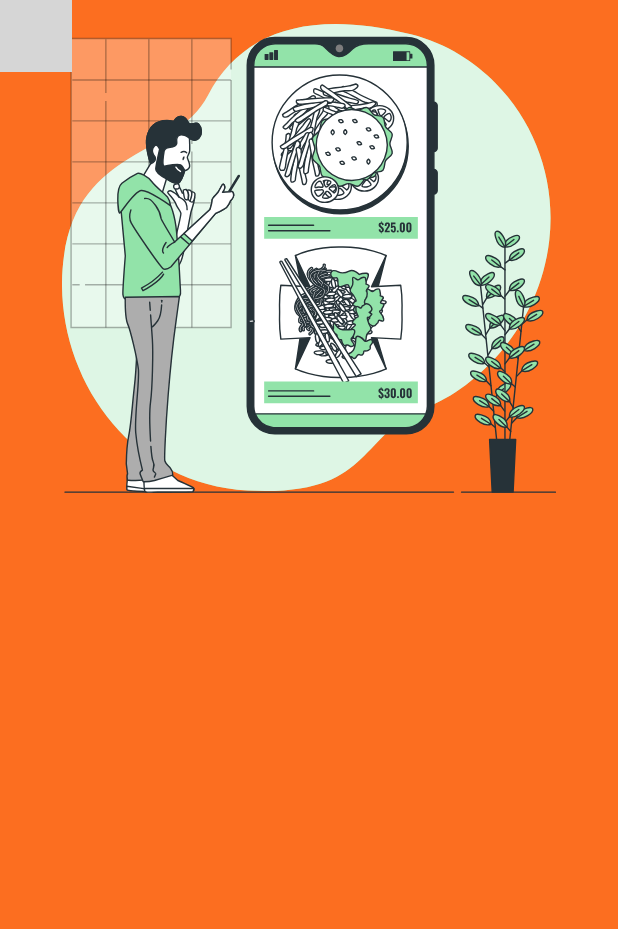
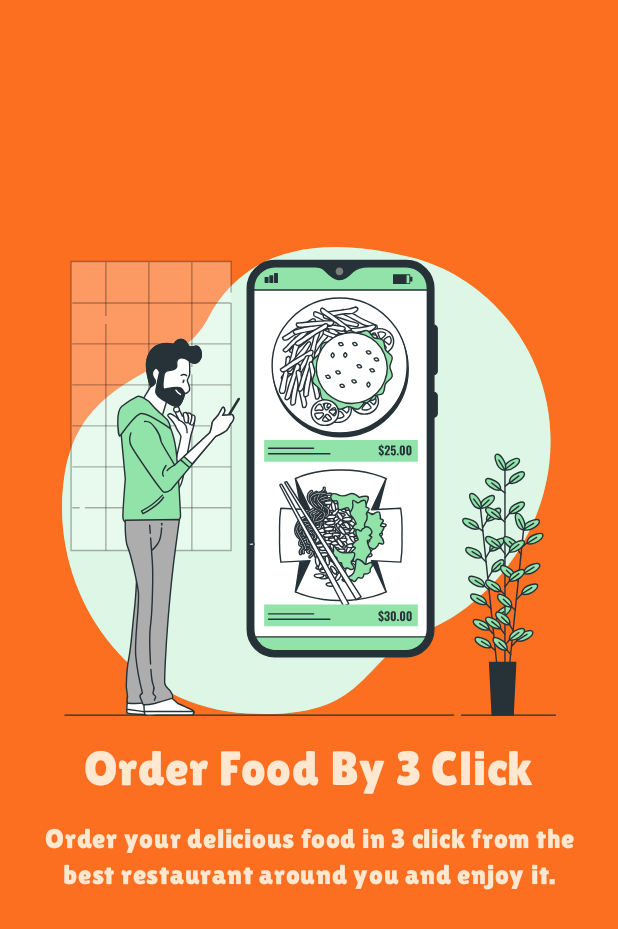
Before and after one commit to arad-sheybak/goodfood, an Android app built with Jetpack Compose: the screen it shows after launch (MainActivity), on a phone screen of 412 x 824 dp. Shown: the top 929 px of the screen. Run offline under Robolectric (Android 15) with nearby library versions, the phone set to English and light mode, and no system bars; our stand-ins replace constraintlayout-compose; grey boxes are pictures that could not be loaded.

Commit message:
fix: onboarding one completed

```diff
--- a/app/src/main/java/com/aradsheybak/goodfood/screens/onboardings/onboardingOne/OnboardingOne.kt
+++ b/app/src/main/java/com/aradsheybak/goodfood/screens/onboardings/onboardingOne/OnboardingOne.kt
@@ -4,53 +4,85 @@ import androidx.compose.foundation.Image
 import androidx.compose.foundation.background
 import androidx.compose.foundation.layout.fillMaxSize
 import androidx.compose.foundation.layout.fillMaxWidth
-import androidx.compose.foundation.layout.size
-import androidx.compose.foundation.layout.width
 import androidx.compose.material3.Text
 import androidx.compose.runtime.Composable
 import androidx.compose.ui.Modifier
 import androidx.compose.ui.res.painterResource
 import androidx.compose.ui.res.stringResource
+import androidx.compose.ui.text.font.FontWeight
+import androidx.compose.ui.text.style.TextAlign
 import androidx.compose.ui.tooling.preview.Preview
 import androidx.compose.ui.unit.dp
+import androidx.compose.ui.unit.sp
 import androidx.constraintlayout.compose.ConstraintLayout
 import com.aradsheybak.goodfood.R
+import com.aradsheybak.goodfood.ui.theme.cream
+import com.aradsheybak.goodfood.ui.theme.lilita
 import com.aradsheybak.goodfood.ui.theme.orange
-import com.aradsheybak.goodfood.ui.theme.semiBlack
 
 @Composable
 fun OnboardingPage1(
     onNext: () -> Unit,
     onBack: () -> Unit,
     onFinish: () -> Unit
-){
+) {
     onboardingOneContent()
 
 }
 
 @Composable
-private fun onboardingOneContent(){
-    ConstraintLayout(modifier = Modifier
-        .fillMaxSize()
-        .background(color = orange)){
-        val (img,title,description) = createRefs()
+private fun onboardingOneContent() {
+    ConstraintLayout(
+        modifier = Modifier
+            .fillMaxSize()
+            .background(color = orange)
+    ) {
+        val (img, title, description) = createRefs()
+        val guideline = createGuidelineFromTop(0.2f)
+
         Image(
             painter = painterResource(R.drawable.img_onboarding_one),
             contentDescription = null,
             modifier = Modifier
                 .fillMaxWidth(0.8F)
-                .constrainAs(img){
-                    top.linkTo(parent.top, margin = 16.dp)
+                .constrainAs(img) {
+                    top.linkTo(guideline)
                     start.linkTo(parent.start)
                     end.linkTo(parent.end)
                 }
         )
 
-        Text(text= stringResource(R.string.title_onboarding_one))
+        Text(
+            text = stringResource(R.string.title_onboarding_one),
+            color = cream,
+            fontSize = 32.sp,
+            fontWeight = FontWeight.W900,
+            fontFamily = lilita,
+            modifier = Modifier.constrainAs(title) {
+                top.linkTo(img.bottom, margin = 16.dp)
+                start.linkTo(parent.start)
+                end.linkTo(parent.end)
+            }
+        )
+
+        Text(text=stringResource(R.string.description_onboarding_one),
+            color = cream,
+            fontSize = 18.sp,
+            textAlign = TextAlign.Center,
+            fontFamily = lilita,
+            fontWeight = FontWeight.W300,
+            modifier = Modifier
+                .fillMaxWidth(0.9f)
+                .constrainAs(description){
+                    top.linkTo(title.bottom, margin = 16.dp)
+                    start.linkTo(parent.start)
+                    end.linkTo(parent.end)
+                })
     }
 }
+
 @Preview
 @Composable
-private fun preView(){
+private fun preView() {
     onboardingOneContent()
 }
--- a/app/src/main/res/values/strings.xml
+++ b/app/src/main/res/values/strings.xml
@@ -1,3 +1,5 @@
 <resources>
     <string name="app_name">GoodFood</string>
+    <string name="title_onboarding_one">Order Food By 3 Click</string>
+    <string name="description_onboarding_one">Order your delicious food in 3 click from the best restaurant around you and enjoy it.</string>
 </resources>
```
